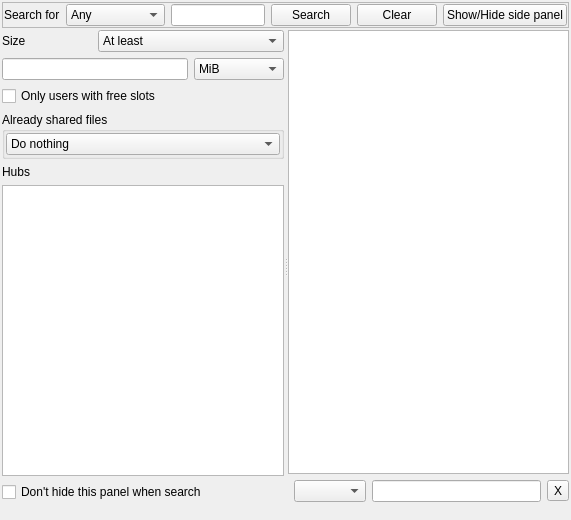
This is eiskaltdcpp-qt/ui/UISearchFrame.ui in eiskaltdcpp/eiskaltdcpp as Qt 5 draws it before an edit. The edited form follows.
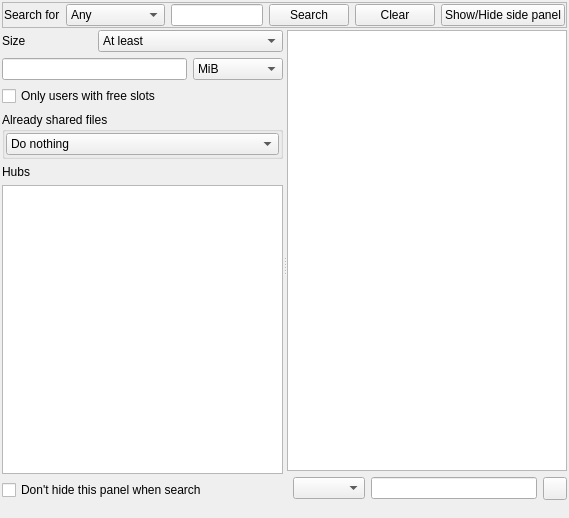
This is the edited form. Custom widgets are drawn as their Qt base class.

Diff of the .ui file:
```diff
--- a/eiskaltdcpp-qt/ui/UISearchFrame.ui
+++ b/eiskaltdcpp-qt/ui/UISearchFrame.ui
@@ -6,8 +6,8 @@
    <rect>
     <x>0</x>
     <y>0</y>
-    <width>571</width>
-    <height>520</height>
+    <width>569</width>
+    <height>518</height>
    </rect>
   </property>
   <property name="windowTitle">
@@ -344,7 +344,7 @@
           <item row="0" column="3">
            <widget class="QToolButton" name="toolButton_CLOSEFILTER">
             <property name="text">
-             <string>X</string>
+             <string/>
             </property>
            </widget>
           </item>
```
